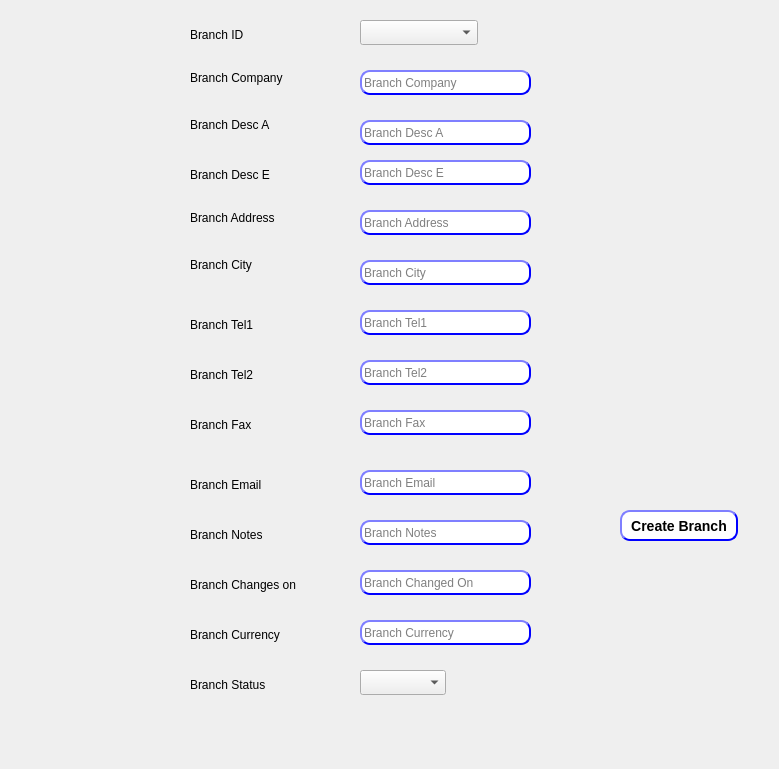
Hossam01/HyperPOS2020Design, file presentation/authorization_ui/Branch.ui: the form before one commit.
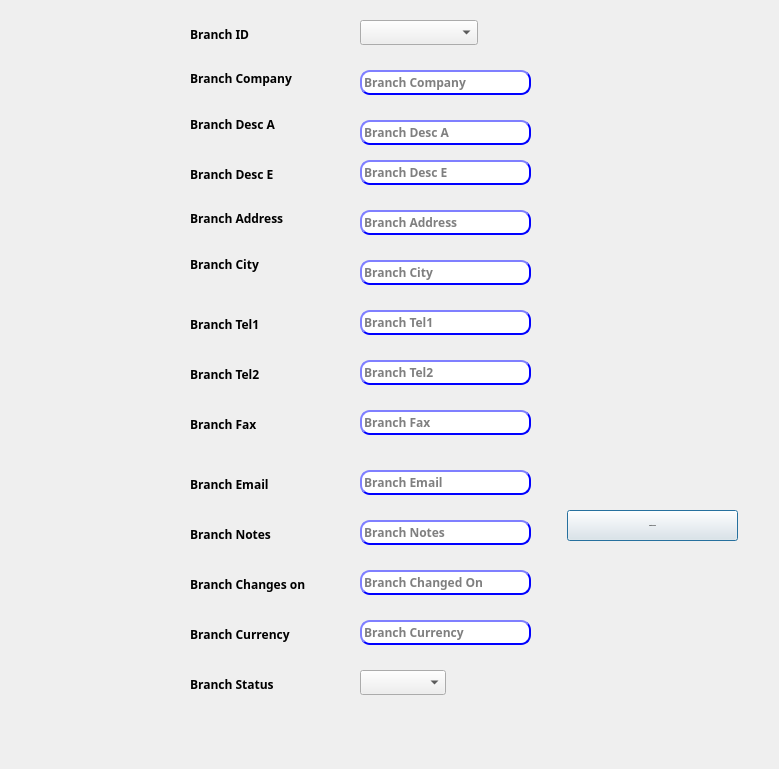
The form after the commit.

Diff of the .ui file:
```diff
--- a/presentation/authorization_ui/Branch.ui
+++ b/presentation/authorization_ui/Branch.ui
@@ -22,6 +22,14 @@
      <height>25</height>
     </rect>
    </property>
+   <property name="font">
+    <font>
+     <family>29LT Bukra Regular</family>
+     <pointsize>9</pointsize>
+     <weight>75</weight>
+     <bold>true</bold>
+    </font>
+   </property>
    <property name="styleSheet">
     <string notr="true">QLineEdit{
                                         background-color: white;
@@ -59,6 +67,14 @@
      <height>25</height>
     </rect>
    </property>
+   <property name="font">
+    <font>
+     <family>29LT Bukra Regular</family>
+     <pointsize>9</pointsize>
+     <weight>75</weight>
+     <bold>true</bold>
+    </font>
+   </property>
    <property name="styleSheet">
     <string notr="true">QLineEdit{
                                         background-color: white;
@@ -96,37 +112,23 @@
   <widget class="QPushButton" name="btn_create_branch">
    <property name="geometry">
     <rect>
-     <x>620</x>
+     <x>567</x>
      <y>510</y>
-     <width>118</width>
+     <width>171</width>
      <height>31</height>
     </rect>
    </property>
+   <property name="font">
+    <font>
+     <family>29LT Bukra Regular</family>
+     <pointsize>-1</pointsize>
+     <weight>75</weight>
+     <italic>false</italic>
+     <bold>true</bold>
+    </font>
+   </property>
    <property name="styleSheet">
-    <string notr="true">QPushButton{
-                                        background-color: white;
-                                        border-style: outset;
-                                        border-width: 2px;
-                                        border-radius: 10px;
-                                        border-color: blue;
-                                        font: bold 14px;
-                                        min-width: 6em;
-                                         padding: 6px;
-                                        }
-                                        QPushButton:hover {
-                                        background: qradialgradient(
-                                        cx: 0.3, cy: -0.4, fx: 0.3, fy: -0.4,
-                                        radius: 1.35, stop: 0 #fff, stop: 1 #bbb
-                                        );
-                                        }
-                                        QPushButton:pressed {
-                                        border-style: inset;
-                                        background: qradialgradient(
-                                        cx: 0.4, cy: -0.1, fx: 0.4, fy: -0.1,
-                                        radius: 1.35, stop: 0 #fff, stop: 1 #ddd
-                                        );
-                                        }
-                                    </string>
+    <string notr="true"/>
    </property>
    <property name="text">
     <string>Create Branch</string>
@@ -137,10 +139,18 @@
     <rect>
      <x>190</x>
      <y>110</y>
-     <width>99</width>
+     <width>111</width>
      <height>29</height>
     </rect>
    </property>
+   <property name="font">
+    <font>
+     <family>29LT Bukra Regular</family>
+     <pointsize>9</pointsize>
+     <weight>75</weight>
+     <bold>true</bold>
+    </font>
+   </property>
    <property name="text">
     <string>Branch Desc A</string>
    </property>
@@ -154,6 +164,14 @@
      <height>25</height>
     </rect>
    </property>
+   <property name="font">
+    <font>
+     <family>29LT Bukra Regular</family>
+     <pointsize>9</pointsize>
+     <weight>75</weight>
+     <bold>true</bold>
+    </font>
+   </property>
    <property name="styleSheet">
     <string notr="true">QLineEdit{
                                         background-color: white;
@@ -191,6 +209,14 @@
      <height>29</height>
     </rect>
    </property>
+   <property name="font">
+    <font>
+     <family>29LT Bukra Regular</family>
+     <pointsize>9</pointsize>
+     <weight>75</weight>
+     <bold>true</bold>
+    </font>
+   </property>
    <property name="text">
     <string>Branch Tel1</string>
    </property>
@@ -204,6 +230,14 @@
      <height>29</height>
     </rect>
    </property>
+   <property name="font">
+    <font>
+     <family>29LT Bukra Regular</family>
+     <pointsize>9</pointsize>
+     <weight>75</weight>
+     <bold>true</bold>
+    </font>
+   </property>
    <property name="text">
     <string>Branch City</string>
    </property>
@@ -217,6 +251,14 @@
      <height>16</height>
     </rect>
    </property>
+   <property name="font">
+    <font>
+     <family>29LT Bukra Regular</family>
+     <pointsize>9</pointsize>
+     <weight>75</weight>
+     <bold>true</bold>
+    </font>
+   </property>
    <property name="text">
     <string>Branch Company</string>
    </property>
@@ -230,6 +272,14 @@
      <height>29</height>
     </rect>
    </property>
+   <property name="font">
+    <font>
+     <family>29LT Bukra Regular</family>
+     <pointsize>9</pointsize>
+     <weight>75</weight>
+     <bold>true</bold>
+    </font>
+   </property>
    <property name="text">
     <string>Branch ID</string>
    </property>
@@ -256,10 +306,18 @@
     <rect>
      <x>190</x>
      <y>160</y>
-     <width>99</width>
+     <width>121</width>
      <height>29</height>
     </rect>
    </property>
+   <property name="font">
+    <font>
+     <family>29LT Bukra Regular</family>
+     <pointsize>9</pointsize>
+     <weight>75</weight>
+     <bold>true</bold>
+    </font>
+   </property>
    <property name="text">
     <string>Branch Desc E</string>
    </property>
@@ -273,6 +331,14 @@
      <height>25</height>
     </rect>
    </property>
+   <property name="font">
+    <font>
+     <family>29LT Bukra Regular</family>
+     <pointsize>9</pointsize>
+     <weight>75</weight>
+     <bold>true</bold>
+    </font>
+   </property>
    <property name="styleSheet">
     <string notr="true">QLineEdit{
                                         background-color: white;
@@ -316,6 +382,14 @@
      <height>16</height>
     </rect>
    </property>
+   <property name="font">
+    <font>
+     <family>29LT Bukra Regular</family>
+     <pointsize>9</pointsize>
+     <weight>75</weight>
+     <bold>true</bold>
+    </font>
+   </property>
    <property name="text">
     <string>Branch Address</string>
    </property>
@@ -329,6 +403,14 @@
      <height>25</height>
     </rect>
    </property>
+   <property name="font">
+    <font>
+     <family>29LT Bukra Regular</family>
+     <pointsize>9</pointsize>
+     <weight>75</weight>
+     <bold>true</bold>
+    </font>
+   </property>
    <property name="styleSheet">
     <string notr="true">QLineEdit{
                                         background-color: white;
@@ -366,6 +448,14 @@
      <height>25</height>
     </rect>
    </property>
+   <property name="font">
+    <font>
+     <family>29LT Bukra Regular</family>
+     <pointsize>9</pointsize>
+     <weight>75</weight>
+     <bold>true</bold>
+    </font>
+   </property>
    <property name="styleSheet">
     <string notr="true">QLineEdit{
                                         background-color: white;
@@ -403,6 +493,14 @@
      <height>25</height>
     </rect>
    </property>
+   <property name="font">
+    <font>
+     <family>29LT Bukra Regular</family>
+     <pointsize>9</pointsize>
+     <weight>75</weight>
+     <bold>true</bold>
+    </font>
+   </property>
    <property name="styleSheet">
     <string notr="true">QLineEdit{
                                         background-color: white;
@@ -440,6 +538,14 @@
      <height>29</height>
     </rect>
    </property>
+   <property name="font">
+    <font>
+     <family>29LT Bukra Regular</family>
+     <pointsize>9</pointsize>
+     <weight>75</weight>
+     <bold>true</bold>
+    </font>
+   </property>
    <property name="text">
     <string>Branch Tel2</string>
    </property>
@@ -453,6 +559,14 @@
      <height>25</height>
     </rect>
    </property>
+   <property name="font">
+    <font>
+     <family>29LT Bukra Regular</family>
+     <pointsize>9</pointsize>
+     <weight>75</weight>
+     <bold>true</bold>
+    </font>
+   </property>
    <property name="styleSheet">
     <string notr="true">QLineEdit{
                                         background-color: white;
@@ -490,6 +604,14 @@
      <height>29</height>
     </rect>
    </property>
+   <property name="font">
+    <font>
+     <family>29LT Bukra Regular</family>
+     <pointsize>9</pointsize>
+     <weight>75</weight>
+     <bold>true</bold>
+    </font>
+   </property>
    <property name="text">
     <string>Branch Fax</string>
    </property>
@@ -503,6 +625,14 @@
      <height>25</height>
     </rect>
    </property>
+   <property name="font">
+    <font>
+     <family>29LT Bukra Regular</family>
+     <pointsize>9</pointsize>
+     <weight>75</weight>
+     <bold>true</bold>
+    </font>
+   </property>
    <property name="styleSheet">
     <string notr="true">QLineEdit{
                                         background-color: white;
@@ -543,6 +673,14 @@
      <height>29</height>
     </rect>
    </property>
+   <property name="font">
+    <font>
+     <family>29LT Bukra Regular</family>
+     <pointsize>9</pointsize>
+     <weight>75</weight>
+     <bold>true</bold>
+    </font>
+   </property>
    <property name="text">
     <string>Branch Email</string>
    </property>
@@ -556,6 +694,14 @@
      <height>25</height>
     </rect>
    </property>
+   <property name="font">
+    <font>
+     <family>29LT Bukra Regular</family>
+     <pointsize>9</pointsize>
+     <weight>75</weight>
+     <bold>true</bold>
+    </font>
+   </property>
    <property name="styleSheet">
     <string notr="true">QLineEdit{
                                         background-color: white;
@@ -596,6 +742,14 @@
      <height>29</height>
     </rect>
    </property>
+   <property name="font">
+    <font>
+     <family>29LT Bukra Regular</family>
+     <pointsize>9</pointsize>
+     <weight>75</weight>
+     <bold>true</bold>
+    </font>
+   </property>
    <property name="text">
     <string>Branch Notes</string>
    </property>
@@ -605,10 +759,18 @@
     <rect>
      <x>190</x>
      <y>570</y>
-     <width>131</width>
+     <width>151</width>
      <height>29</height>
     </rect>
    </property>
+   <property name="font">
+    <font>
+     <family>29LT Bukra Regular</family>
+     <pointsize>9</pointsize>
+     <weight>75</weight>
+     <bold>true</bold>
+    </font>
+   </property>
    <property name="text">
     <string>Branch Changes on</string>
    </property>
@@ -622,6 +784,14 @@
      <height>25</height>
     </rect>
    </property>
+   <property name="font">
+    <font>
+     <family>29LT Bukra Regular</family>
+     <pointsize>9</pointsize>
+     <weight>75</weight>
+     <bold>true</bold>
+    </font>
+   </property>
    <property name="styleSheet">
     <string notr="true">QLineEdit{
                                         background-color: white;
@@ -662,6 +832,14 @@
      <height>29</height>
     </rect>
    </property>
+   <property name="font">
+    <font>
+     <family>29LT Bukra Regular</family>
+     <pointsize>9</pointsize>
+     <weight>75</weight>
+     <bold>true</bold>
+    </font>
+   </property>
    <property name="text">
     <string>Branch Currency</string>
    </property>
@@ -675,6 +853,14 @@
      <height>25</height>
     </rect>
    </property>
+   <property name="font">
+    <font>
+     <family>29LT Bukra Regular</family>
+     <pointsize>9</pointsize>
+     <weight>75</weight>
+     <bold>true</bold>
+    </font>
+   </property>
    <property name="styleSheet">
     <string notr="true">QLineEdit{
                                         background-color: white;
@@ -711,10 +897,18 @@
     <rect>
      <x>190</x>
      <y>670</y>
-     <width>99</width>
+     <width>121</width>
      <height>29</height>
     </rect>
    </property>
+   <property name="font">
+    <font>
+     <family>29LT Bukra Regular</family>
+     <pointsize>9</pointsize>
+     <weight>75</weight>
+     <bold>true</bold>
+    </font>
+   </property>
    <property name="text">
     <string>Branch Status</string>
    </property>
```
Left out of the diff: 16 changed lines with no effect on the pictures.
